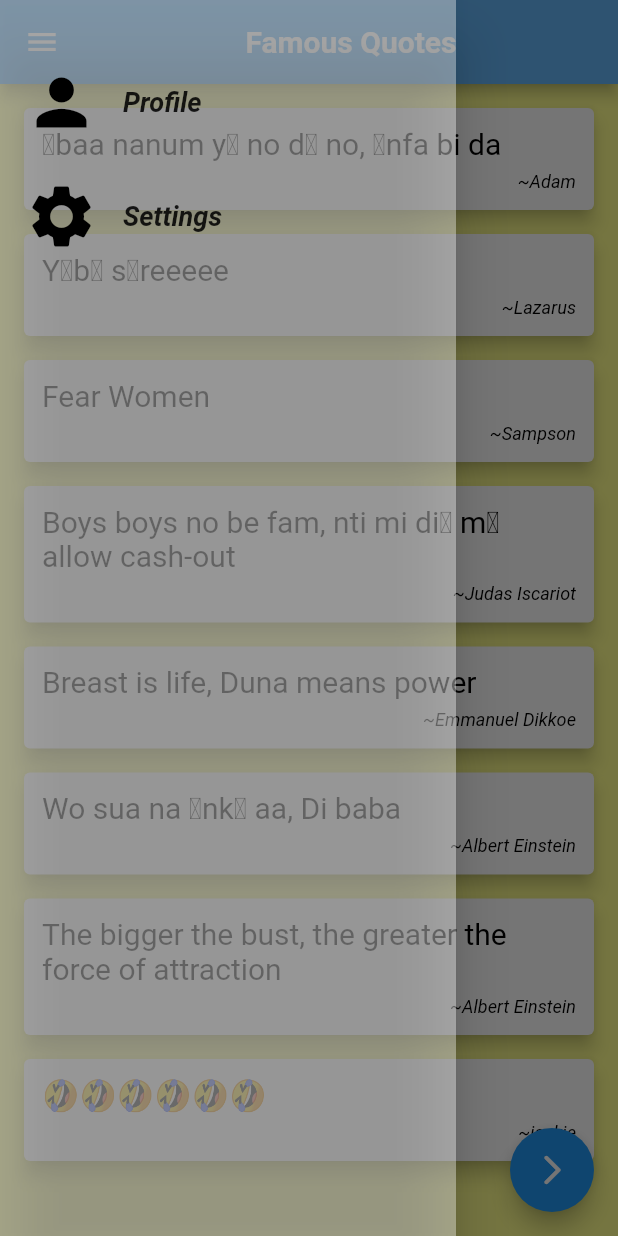
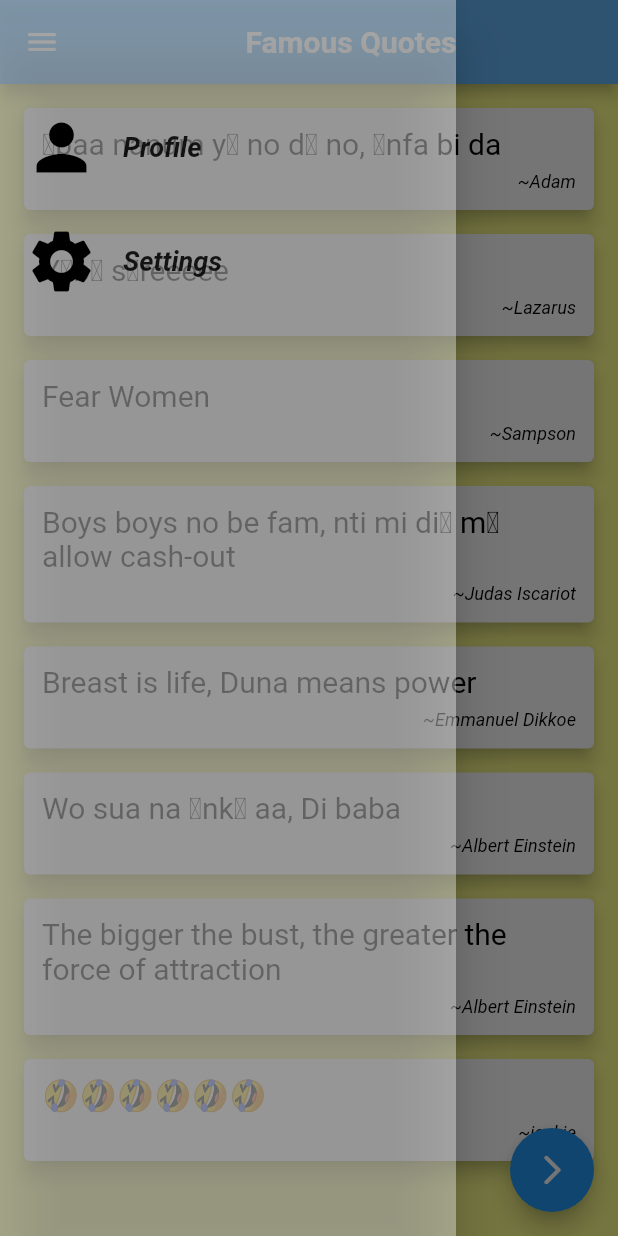
Before and after one commit to Aquarius-blake/level2, a Flutter app: the screen it shows after launch, with the side drawer open, on a phone screen of 412 x 824 dp. Run offline on Flutter 3.47's test engine with Material 2 defaults, Android fonts, the phone set to English and light mode, and no system bars.

```diff
--- a/lib/main.dart
+++ b/lib/main.dart
@@ -83,7 +83,7 @@ class _QuotesState extends State<Quotes> {
 
         child: Column(
           children: <Widget>[
-            SizedBox(height: 40,),
+            SizedBox(height: 70,),
             ListTile(
               leading: Icon(Icons.person,color: Colors.black, size:50.0,),
               title: Text(
```
